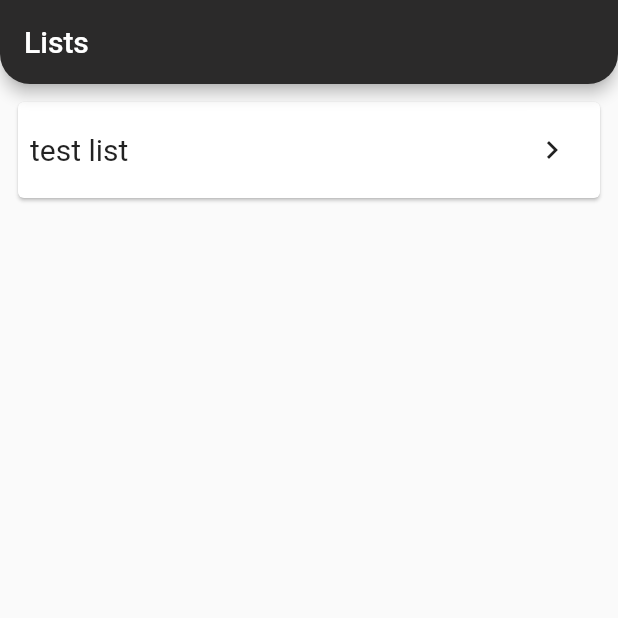
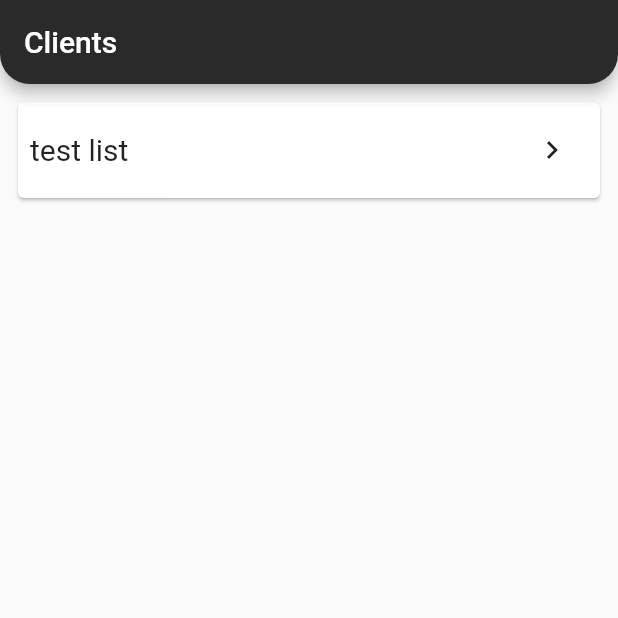
Before and after one commit to imjacobestep/honeycomb, a Flutter app: the screen it shows after launch, item 5 of the bottom bar chosen, on a phone screen of 412 x 824 dp, the top half of it. Run offline on Flutter 3.47's test engine with Material 2 defaults, Android fonts, the phone set to English and light mode, and no system bars; drawn by our look-alikes of custom_navigation_bar; our stand-ins replace cross_file, firebase_auth, firebase_core, flutter_contacts, google_maps_flutter, share_plus; missing offline and left inert: firebase_ui_auth, flutter_polygon, geocoder2, maps_launcher, material_color_generator; accounts and stored records are empty; generated files the repository leaves out were written again; statements that could not run were skipped.

Commit message:
slight maps appbar tweaks

```diff
--- a/honeycomb_test/lib/pages/bottomNav/clients.dart
+++ b/honeycomb_test/lib/pages/bottomNav/clients.dart
@@ -14,7 +14,7 @@ class Lists {
       shape: const RoundedRectangleBorder(
           borderRadius: BorderRadius.vertical(bottom: Radius.circular(20))),
       title: const Text(
-        "Lists",
+        "Clients",
       ),
       backgroundColor: const Color(0xFF2B2A2A),
       foregroundColor: Colors.white,
--- a/honeycomb_test/lib/pages/bottomNav/map.dart
+++ b/honeycomb_test/lib/pages/bottomNav/map.dart
@@ -3,6 +3,7 @@ import 'dart:async';
 import 'package:flutter/cupertino.dart';
 import 'package:flutter/material.dart';
 import 'package:google_maps_flutter/google_maps_flutter.dart';
+import 'package:honeycomb_test/utilities.dart';
 
 class Search {
   BuildContext context;
@@ -14,12 +15,30 @@ class Search {
       toolbarHeight: 100,
       shape: const RoundedRectangleBorder(
           borderRadius: BorderRadius.vertical(bottom: Radius.circular(20))),
-      title: Column(
+      title: Row(
+        mainAxisSize: MainAxisSize.max,
+        mainAxisAlignment: MainAxisAlignment.spaceBetween,
         children: [
-          Text(
-            "Search",
-          ),
-          ElevatedButton(onPressed: () {}, child: Icon(Icons.search)),
+          Expanded(
+            flex: 1,
+            child: ElevatedButton(
+              onPressed: () {},
+              child: Row(
+                children: [
+                  Icon(Icons.search_outlined),
+                  getSpacer(4),
+                  Text("Search")
+                ],
+              )),)
+          ElevatedButton(
+              onPressed: () {},
+              child: Row(
+                children: [
+                  Text("Add"),
+                  getSpacer(4),
+                  Icon(Icons.add_circle_outline)
+                ],
+              ))
         ],
       ),
       backgroundColor: const Color(0xFF2B2A2A),
```
